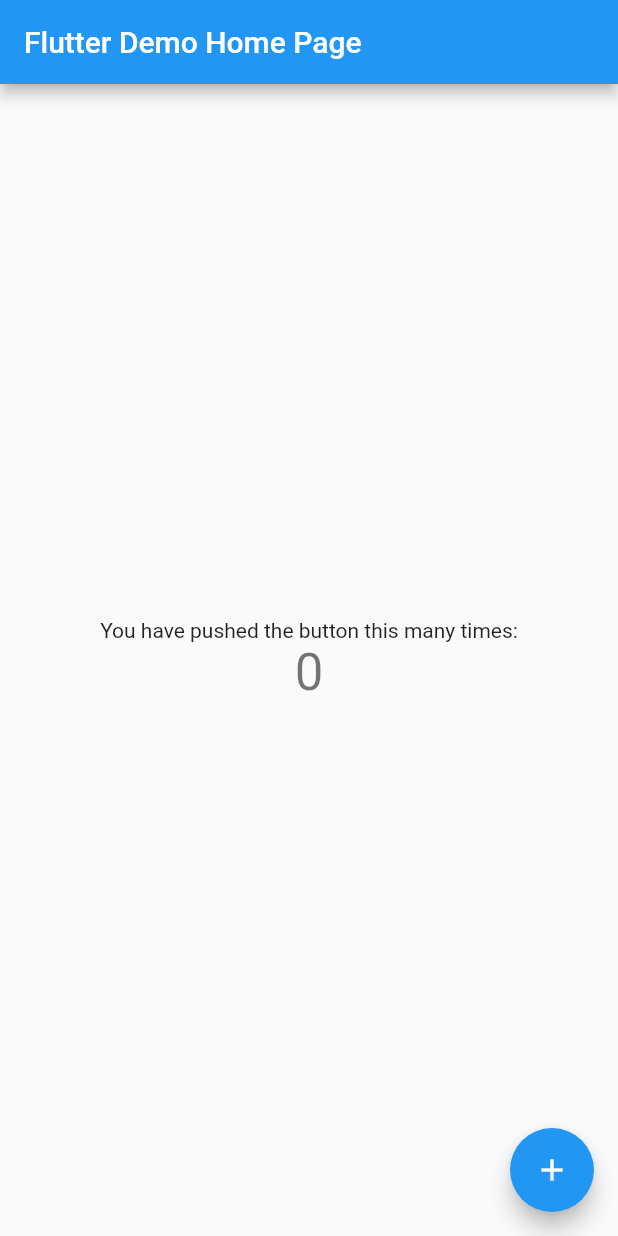
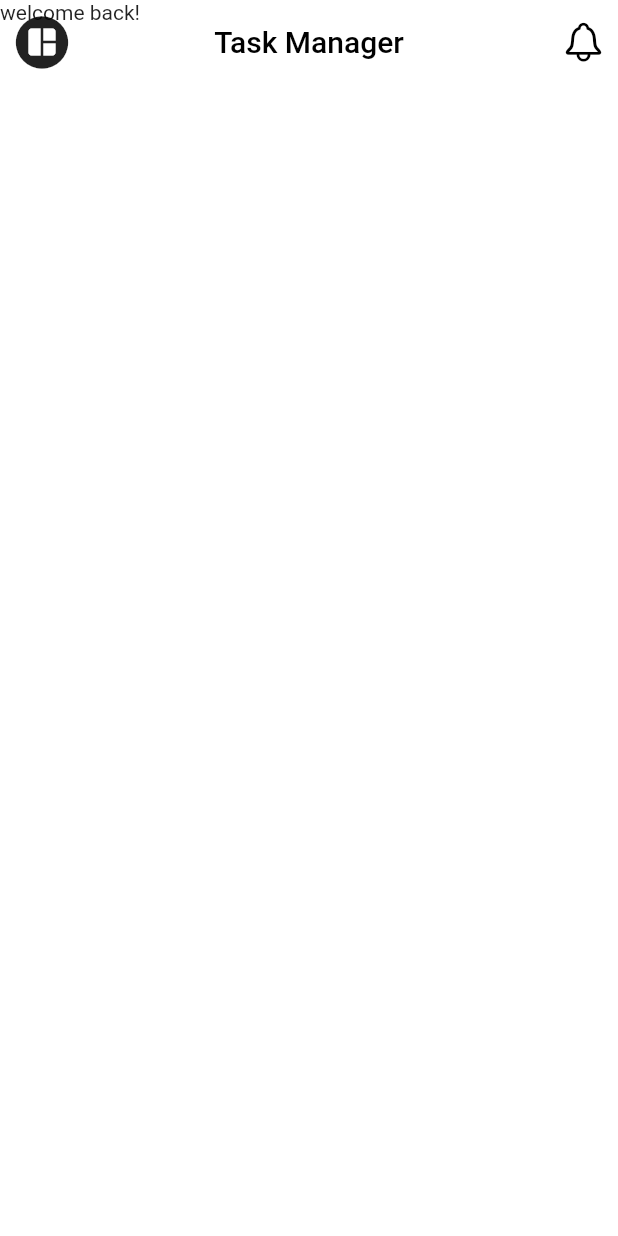
Before and after one commit to mimbin/todo_getx, a Flutter app: the screen it shows after launch, on a phone screen of 412 x 824 dp. Run offline on Flutter 3.47's test engine with Material 2 defaults, Android fonts, the phone set to English and light mode, and no system bars.

Commit message:
added appbar with minor problems

```diff
--- a/lib/main.dart
+++ b/lib/main.dart
@@ -1,4 +1,5 @@
 import 'package:flutter/material.dart';
+import './pages/home.dart';
 
 void main() {
   runApp(const MyApp());
@@ -7,109 +8,12 @@ void main() {
 class MyApp extends StatelessWidget {
   const MyApp({Key? key}) : super(key: key);
 
-  // This widget is the root of your application.
   @override
   Widget build(BuildContext context) {
-    return MaterialApp(
-      title: 'Flutter Demo',
-      theme: ThemeData(
-        // This is the theme of your application.
-        //
-        // Try running your application with "flutter run". You'll see the
-        // application has a blue toolbar. Then, without quitting the app, try
-        // changing the primarySwatch below to Colors.green and then invoke
-        // "hot reload" (press "r" in the console where you ran "flutter run",
-        // or simply save your changes to "hot reload" in a Flutter IDE).
-        // Notice that the counter didn't reset back to zero; the application
-        // is not restarted.
-        primarySwatch: Colors.blue,
-      ),
-      home: const MyHomePage(title: 'Flutter Demo Home Page'),
+    return const MaterialApp(
+      home: Home(),
+      title: 'Task Manager',
+      debugShowCheckedModeBanner: false,
     );
   }
 }
-
-class MyHomePage extends StatefulWidget {
-  const MyHomePage({Key? key, required this.title}) : super(key: key);
-
-  // This widget is the home page of your application. It is stateful, meaning
-  // that it has a State object (defined below) that contains fields that affect
-  // how it looks.
-
-  // This class is the configuration for the state. It holds the values (in this
-  // case the title) provided by the parent (in this case the App widget) and
-  // used by the build method of the State. Fields in a Widget subclass are
-  // always marked "final".
-
-  final String title;
-
-  @override
-  State<MyHomePage> createState() => _MyHomePageState();
-}
-
-class _MyHomePageState extends State<MyHomePage> {
-  int _counter = 0;
-
-  void _incrementCounter() {
-    setState(() {
-      // This call to setState tells the Flutter framework that something has
-      // changed in this State, which causes it to rerun the build method below
-      // so that the display can reflect the updated values. If we changed
-      // _counter without calling setState(), then the build method would not be
-      // called again, and so nothing would appear to happen.
-      _counter++;
-    });
-  }
-
-  @override
-  Widget build(BuildContext context) {
-    // This method is rerun every time setState is called, for instance as done
-    // by the _incrementCounter method above.
-    //
-    // The Flutter framework has been optimized to make rerunning build methods
-    // fast, so that you can just rebuild anything that needs updating rather
-    // than having to individually change instances of widgets.
-    return Scaffold(
-      appBar: AppBar(
-        // Here we take the value from the MyHomePage object that was created by
-        // the App.build method, and use it to set our appbar title.
-        title: Text(widget.title),
-      ),
-      body: Center(
-        // Center is a layout widget. It takes a single child and positions it
-        // in the middle of the parent.
-        child: Column(
-          // Column is also a layout widget. It takes a list of children and
-          // arranges them vertically. By default, it sizes itself to fit its
-          // children horizontally, and tries to be as tall as its parent.
-          //
-          // Invoke "debug painting" (press "p" in the console, choose the
-          // "Toggle Debug Paint" action from the Flutter Inspector in Android
-          // Studio, or the "Toggle Debug Paint" command in Visual Studio Code)
-          // to see the wireframe for each widget.
-          //
-          // Column has various properties to control how it sizes itself and
-          // how it positions its children. Here we use mainAxisAlignment to
-          // center the children vertically; the main axis here is the vertical
-          // axis because Columns are vertical (the cross axis would be
-          // horizontal).
-          mainAxisAlignment: MainAxisAlignment.center,
-          children: <Widget>[
-            const Text(
-              'You have pushed the button this many times:',
-            ),
-            Text(
-              '$_counter',
-              style: Theme.of(context).textTheme.headline4,
-            ),
-          ],
-        ),
-      ),
-      floatingActionButton: FloatingActionButton(
-        onPressed: _incrementCounter,
-        tooltip: 'Increment',
-        child: const Icon(Icons.add),
-      ), // This trailing comma makes auto-formatting nicer for build methods.
-    );
-  }
-}
--- /dev/null
+++ b/lib/pages/home.dart
@@ -0,0 +1,67 @@
+import 'package:flutter/cupertino.dart';
+import 'package:flutter/material.dart';
+import 'package:flutter/src/foundation/key.dart';
+import 'package:flutter/src/widgets/framework.dart';
+
+class Home extends StatelessWidget {
+  const Home({Key? key}) : super(key: key);
+
+  @override
+  Widget build(BuildContext context) {
+    return Scaffold(
+      extendBodyBehindAppBar: true,
+      backgroundColor: Colors.white,
+      appBar: AppBar(
+        backgroundColor: Colors.transparent,
+        elevation: 0,
+        centerTitle: true,
+        title: const Text(
+          'Task Manager',
+          style: TextStyle(color: Colors.black),
+        ),
+        leading: InkWell(
+          highlightColor: Colors.amber,
+          //splashColor: Colors.green,
+          child: GestureDetector(
+            onTap: () {
+              //print('hello');
+            },
+            child: Center(
+              child: Stack(
+                alignment: Alignment.center,
+                children: const <Widget>[
+                  Icon(
+                    Icons.circle_rounded,
+                    color: Colors.black87,
+                    size: 42,
+                  ),
+                  Icon(
+                    Icons.auto_awesome_mosaic,
+                  ),
+                ],
+              ),
+            ),
+          ),
+        ),
+        actions: [
+          Container(
+            padding: const EdgeInsets.only(right: 8.0),
+            child: const Icon(
+              CupertinoIcons.bell,
+              color: Colors.black,
+              size: 30.0,
+            ),
+          )
+        ],
+      ),
+      body: Column(
+        children: <Widget>[
+          Row(
+            //TODO a safe area must be declared in order to specify start of the body
+            children: [Text('welcome back!')],
+          )
+        ],
+      ),
+    );
+  }
+}
```
